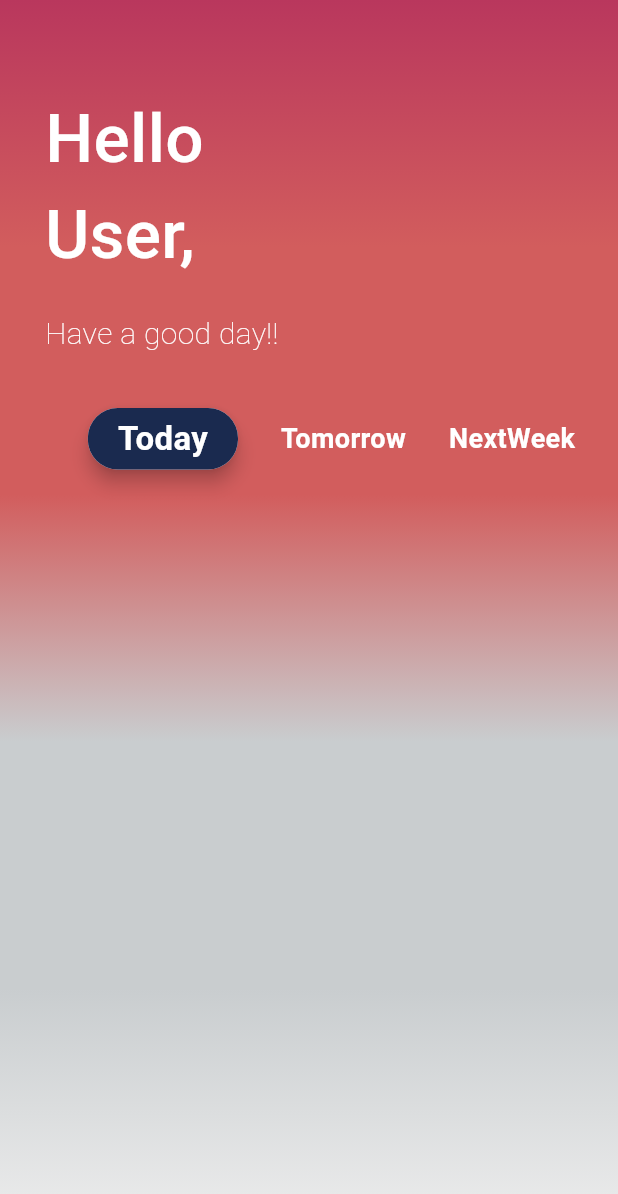
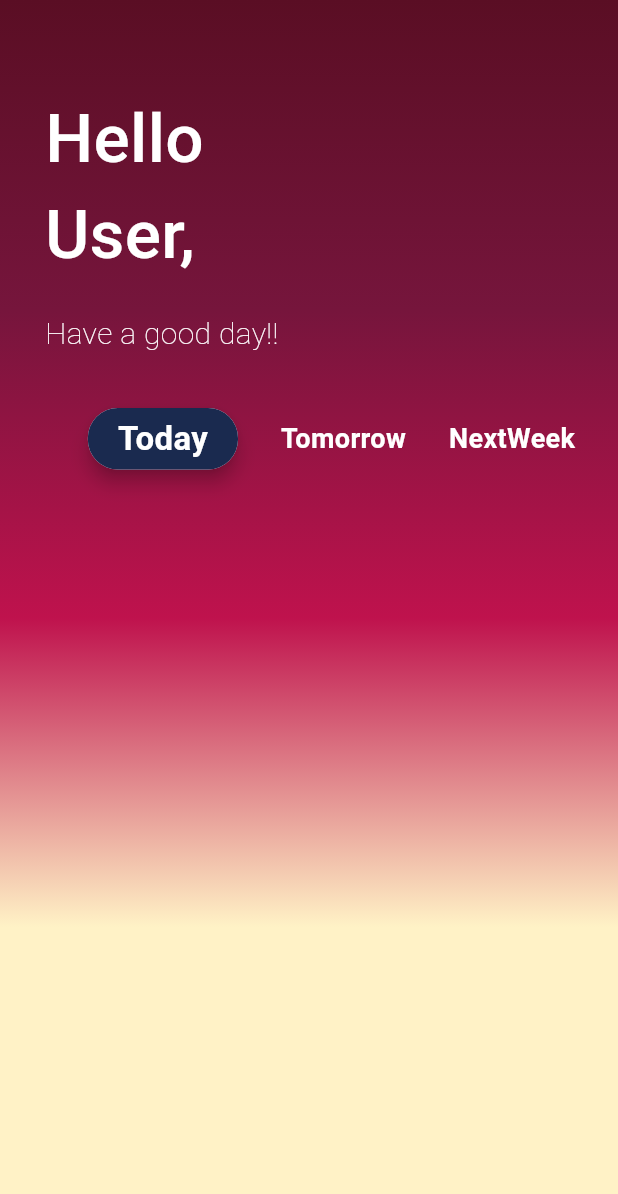
Before and after one commit to shivanshshri/to-do-flutter-, a Flutter app: the screen it shows after launch, on a phone screen of 412 x 824 dp. Shown: the top 1194 px of the screen. Run offline on Flutter 3.47's test engine with Material 3 defaults, Android fonts, the phone set to English and light mode, and no system bars; Roboto replaces fonts that are missing (Times New Roman).

Commit message:
change in background color

```diff
--- a/lib/pages/home.dart
+++ b/lib/pages/home.dart
@@ -15,7 +15,7 @@ class _HomeState extends State<Home> {
         padding: EdgeInsets.only(top: 60.0,left: 30.0),
         height: MediaQuery.of(context).size.height,
         width: MediaQuery.of(context).size.width,
-        decoration: BoxDecoration(gradient: LinearGradient(colors: [Color(0xFFB9375D),Color(0xFFD25D5D),Color(0xFFD25D5D), Color(0xFFC9CDCF),Color(0xFFC9CDCF), Color(0xFFEEEEEE)],begin: Alignment.topCenter,end: Alignment.bottomCenter),),
+        decoration: BoxDecoration(gradient: LinearGradient(colors: [Color(0xFF5A0E24),Color(0xFF76153C),Color(0xFFBF124D),Color(0xFFFFF2C6),Color(0xFFFFF2C6)],begin: Alignment.topCenter,end: Alignment.bottomCenter),),
 
         child: Column(
           crossAxisAlignment: CrossAxisAlignment.start,
```
